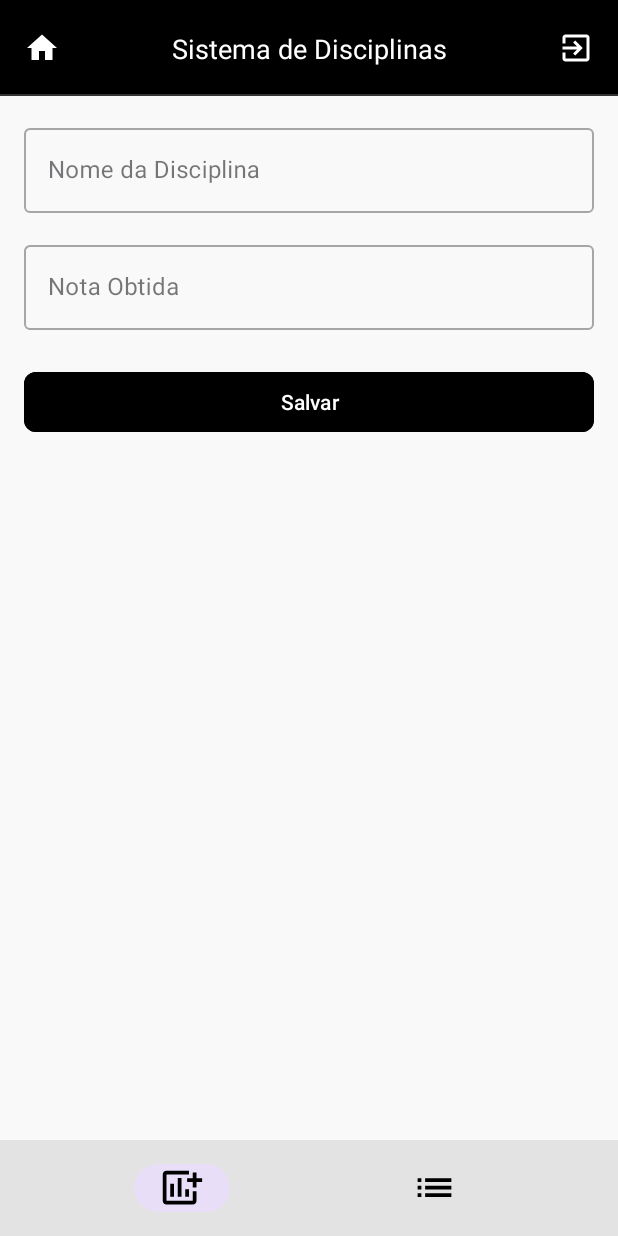
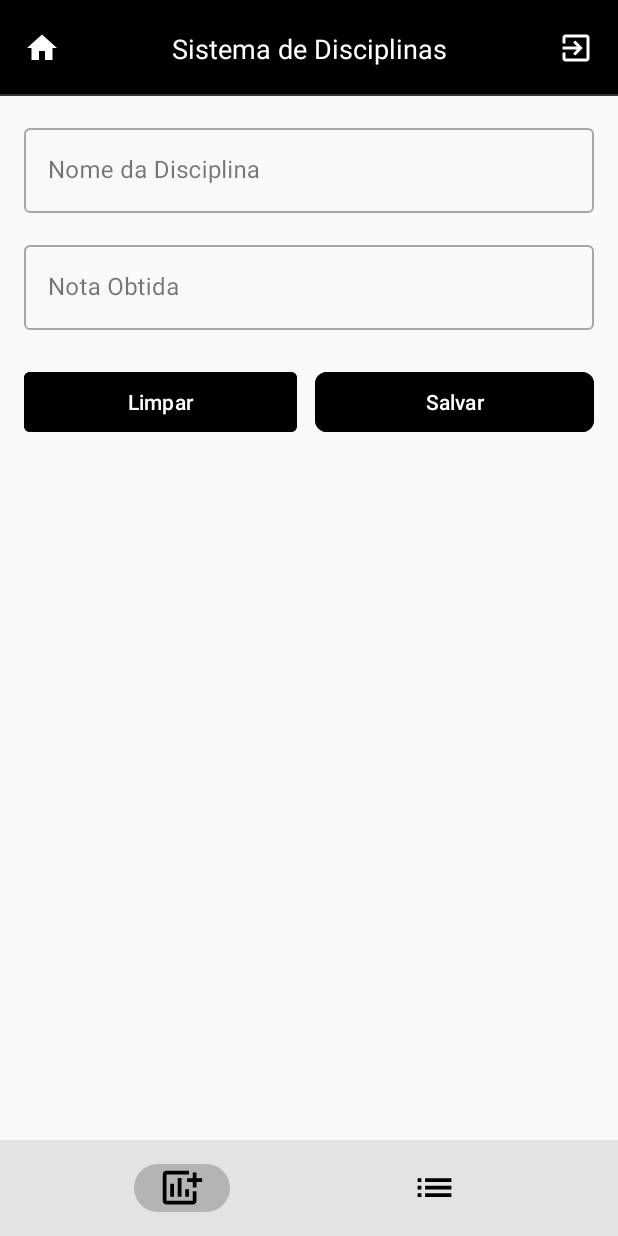
Before and after one commit to renatocouto1867/RenatoCouto_Atividade_EAD, an Android app: the fragment CadastrarDisciplinaFragment placed in its activity, on a phone screen of 412 x 824 dp. Run offline under Robolectric (Android 15) with nearby library versions, the phone set to English and light mode, and no system bars; our stand-ins replace Firebase (no records; nobody signed in at launch, a user with empty details on screens opened directly).

Commit message:
final Revisado

```diff
--- a/app/src/main/java/com/example/renatocouto_atividade_ead/MainActivity.java
+++ b/app/src/main/java/com/example/renatocouto_atividade_ead/MainActivity.java
@@ -1,5 +1,6 @@
 package com.example.renatocouto_atividade_ead;
 
+import android.content.res.ColorStateList;
 import android.os.Bundle;
 import android.view.MenuItem;
 import android.widget.ImageButton;
@@ -30,6 +31,11 @@ public class MainActivity extends AppCompatActivity {
 
         inicializarViews();
         configurarCliques();
+
+        //https://developer.android.com/reference/com/google/android/material/navigation/NavigationBarView#setItemActiveIndicatorColor(android.content.res.ColorStateList)
+        //muda a cor da seleção dos icones na barra de navegação
+        //public void setItemActiveIndicatorColor (ColorStateList csl)
+        bottomNavigationView.setItemActiveIndicatorColor(ColorStateList.valueOf(getColor(R.color.gray_400)));
     }
 
     private void inicializarViews() {
@@ -37,6 +43,7 @@ public class MainActivity extends AppCompatActivity {
         botaoSair = findViewById(R.id.btn_sair);
         bottomNavigationView = findViewById(R.id.nav_view);
         textTitulo = findViewById(R.id.txt_titulo_toolbar);
+
     }
 
     private void configurarCliques() {
--- a/app/src/main/java/com/example/renatocouto_atividade_ead/ui/cadastrar/CadastrarDisciplinaFragment.java
+++ b/app/src/main/java/com/example/renatocouto_atividade_ead/ui/cadastrar/CadastrarDisciplinaFragment.java
@@ -35,20 +35,22 @@ public class CadastrarDisciplinaFragment extends Fragment {
             binding.editNotaObtida.setText(String.valueOf(disciplina.getNotaObtida()));
             textTitulo = getActivity().findViewById(R.id.txt_titulo_toolbar);
             textTitulo.setText(R.string.editar_disciplina);
+            binding.buttonLimpar.setVisibility(View.GONE);
 
-        } else disciplina = new Disciplina();
+        } else {
+            disciplina = new Disciplina();
+            binding.buttonCancelar.setVisibility(View.GONE);
+        }
 
         binding.buttonSalvar.setOnClickListener(v -> salvarDisciplina(disciplina));
+        binding.buttonCancelar.setOnClickListener(view -> cancelarEdicao());
+        binding.buttonLimpar.setOnClickListener(view -> limparFormulario());
 
         viewModel.getMsResult().observe(getViewLifecycleOwner(), msResult -> {
             if (msResult.equals("sucesso")) {
                 Mensagens.showSucesso(requireView(), getString(R.string.disciplina_gravada_com_sucesso));
 
-                ListarDisciplinasFragment listarDisciplinasFragment = new ListarDisciplinasFragment();
-                requireActivity().getSupportFragmentManager().beginTransaction()
-                        .replace(R.id.fragment_container, listarDisciplinasFragment)
-                        .addToBackStack(null)
-                        .commit();
+                abrirFragmentLista();
             }
             if (msResult.equals("Erro")) {
 
@@ -58,6 +60,20 @@ public class CadastrarDisciplinaFragment extends Fragment {
 
         return root;
     }
+
+    private void abrirFragmentLista() {
+        ListarDisciplinasFragment listarDisciplinasFragment = new ListarDisciplinasFragment();
+        requireActivity().getSupportFragmentManager().beginTransaction()
+                .replace(R.id.fragment_container, listarDisciplinasFragment)
+                .addToBackStack(null)
+                .commit();
+    }
+
+    private void cancelarEdicao() {
+        abrirFragmentLista();
+    }
+
+
 // codigo significa
 // -1	okay
 // -2	nome vazio
--- /dev/null
+++ b/app/src/main/res/color/button_cancelar.xml
@@ -0,0 +1,6 @@
+<?xml version="1.0" encoding="utf-8"?>
+<selector xmlns:android="http://schemas.android.com/apk/res/android">
+    <!--https://developer.android.com/guide/topics/resources/color-list-resource?hl=pt-br -->
+    <item android:color="#FFC107" android:state_pressed="true"/>
+    <item android:color="@color/black"/>
+</selector>
--- /dev/null
+++ b/app/src/main/res/color/button_salvar.xml
@@ -0,0 +1,6 @@
+<?xml version="1.0" encoding="utf-8"?>
+<selector xmlns:android="http://schemas.android.com/apk/res/android">
+    <!--https://developer.android.com/guide/topics/resources/color-list-resource?hl=pt-br -->
+    <item android:color="#4CAF50" android:state_pressed="true"/>
+    <item android:color="@color/black"/>
+</selector>
--- a/app/src/main/res/layout/fragment_cadastrar_disciplina.xml
+++ b/app/src/main/res/layout/fragment_cadastrar_disciplina.xml
@@ -2,13 +2,11 @@
 <LinearLayout xmlns:android="http://schemas.android.com/apk/res/android"
     xmlns:app="http://schemas.android.com/apk/res-auto"
     android:layout_width="match_parent"
-    android:layout_height="match_parent">
+    android:layout_height="match_parent"
+    android:orientation="vertical"
+    android:padding="16dp"
+    >
 
-    <LinearLayout
-        android:layout_width="match_parent"
-        android:layout_height="wrap_content"
-        android:orientation="vertical"
-        android:padding="16dp">
 
         <com.google.android.material.textfield.TextInputLayout
             android:id="@+id/LayoutNomeDisciplina"
@@ -43,14 +41,44 @@
 
         </com.google.android.material.textfield.TextInputLayout>
 
+    <LinearLayout
+        android:layout_width="match_parent"
+        android:layout_height="wrap_content"
+        android:orientation="horizontal"
+        >
         <com.google.android.material.button.MaterialButton
-            android:id="@+id/buttonSalvar"
+            android:id="@+id/button_limpar"
             android:layout_width="match_parent"
             android:layout_height="wrap_content"
-            android:backgroundTint="@color/black"
+            android:layout_weight="1"
+            android:backgroundTint="@color/button_cancelar"
+            android:layout_marginEnd="8dp"
+            android:text="@string/limpar"
+            app:cornerRadius="4dp" />
+
+        <com.google.android.material.button.MaterialButton
+            android:id="@+id/button_cancelar"
+            android:layout_width="match_parent"
+            android:layout_height="wrap_content"
+            android:layout_weight="1"
+            android:backgroundTint="@color/button_cancelar"
+            android:layout_marginEnd="8dp"
+            android:text="@string/cancelar"
+            app:cornerRadius="4dp" />
+
+        <com.google.android.material.button.MaterialButton
+            android:id="@+id/button_salvar"
+            android:layout_width="match_parent"
+            android:layout_height="wrap_content"
+            android:backgroundTint="@color/button_salvar"
+            android:layout_weight="1"
+            android:layout_marginStart="4dp"
             android:text="@string/salvar"
             app:cornerRadius="8dp" />
 
+
     </LinearLayout>
 
+
+
 </LinearLayout>
--- a/app/src/main/res/values/strings.xml
+++ b/app/src/main/res/values/strings.xml
@@ -18,7 +18,7 @@
     <string name="erro_ao_excluir">Erro ao Excluir</string>
     <string name="disciplina_excluida_com_sucesso">Disciplina excluída com sucesso!</string>
     <string name="confirmar_exclusao">Confirmar Exclusão</string>
-    <string name="realmente_deseja_deletar">"Você realmente deseja deletar "</string>
+    <string name="realmente_deseja_deletar">"Você realmente deseja deletar a disciplina: "</string>
     <string name="cancelar">Cancelar</string>
     <string name="deletar">deletar</string>
     <string name="nome_da_disciplina">Nome da Disciplina</string>
@@ -35,6 +35,8 @@
     <string name="max_40_caracteres">Máx. 40 caracteres.</string>
     <string name="nota_negativa">Erro: Valor negativa!</string>
     <string name="editar_disciplina">Editar disciplina</string>
-
+    <string name="limpar">Limpar</string>
+    <string name="nota">Nota</string>
+    <string name="excluir_disciplina">Excluir disciplina</string>
 
 </resources>
--- a/app/src/main/res/values/styles.xml
+++ b/app/src/main/res/values/styles.xml
@@ -34,4 +34,5 @@
         <item name="android:layout_height">165dp</item>
     </style>
 
+
 </resources>
```
Also changed, not shown: app/src/main/res/layout/item_disciplina_card.xml (+19 -14 lines), app/src/main/res/layout/activity_main.xml (line endings or trailing spaces).
